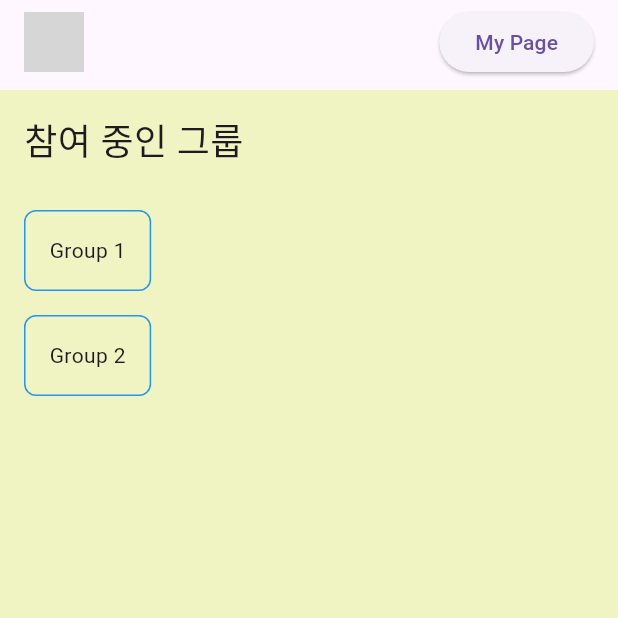
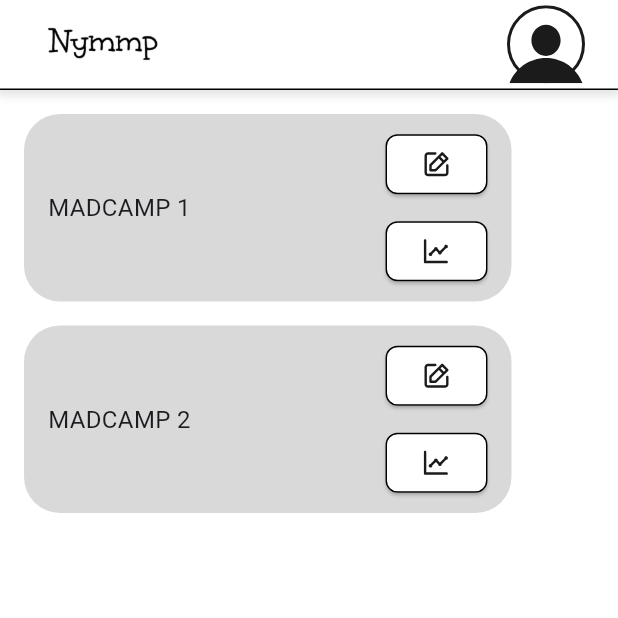
Before and after one commit to Nymmpy/nymmp_front, a Flutter app: the MainPage screen opened by its route, on a phone screen of 412 x 824 dp, the top half of it. Run offline on Flutter 3.47's test engine with Material 3 defaults, Android fonts, the phone set to English and light mode, and no system bars; our stand-ins replace flutter_svg; grey boxes are pictures that could not be loaded.

Commit message:
feat: groupTap design

```diff
--- a/lib/components/group_tap.dart
+++ b/lib/components/group_tap.dart
@@ -1,24 +1,83 @@
 import 'package:flutter/material.dart';
+import 'package:flutter_svg/flutter_svg.dart';
 
 class GroupTap extends StatelessWidget {
   final int groupId;
+  final String groupName;
 
-  GroupTap({required this.groupId});
+  GroupTap({required this.groupId, required this.groupName});
 
   @override
   Widget build(BuildContext context) {
-    return GestureDetector(
-      onTap: () {
-        Navigator.pushNamed(context, '/group', arguments: groupId);
-      },
-      child: Container(
-        padding: EdgeInsets.all(16.0),
-        margin: EdgeInsets.symmetric(vertical: 8.0),
-        decoration: BoxDecoration(
-          border: Border.all(color: Colors.blue),
-          borderRadius: BorderRadius.circular(8.0),
-        ),
-        child: Text('Group $groupId'),
+    return Container(
+      width: 325,
+      height: 125,
+      decoration: BoxDecoration(
+        borderRadius: BorderRadius.circular(24),
+        color: Color(0xffd9d9d9),
+      ),
+      child: Row(
+        mainAxisAlignment: MainAxisAlignment.spaceBetween,
+        children: [
+          Padding(
+            padding: const EdgeInsets.only(left: 16.0),
+            child: Align(
+              alignment: Alignment.centerLeft,
+              child: Text(
+                groupName,
+                style: TextStyle(
+                  fontSize: 16,
+                  fontWeight: FontWeight.w400,
+                ),
+              ),
+            ),
+          ),
+          Padding(
+            padding: const EdgeInsets.only(right: 16.0),
+            child: Column(
+              mainAxisAlignment: MainAxisAlignment.center,
+              children: [
+                ElevatedButton(
+                  onPressed: () {
+                    Navigator.pushNamed(context, '/poll', arguments: groupId);
+                  },
+                  style: ElevatedButton.styleFrom(
+                    backgroundColor: Colors.white, // 버튼 배경을 흰색으로 설정
+                    minimumSize: Size(40, 40), // 버튼 크기 설정
+                    side: BorderSide(color: Colors.black, width: 1), // 얇은 검은색 테두리
+                    shape: RoundedRectangleBorder(
+                      borderRadius: BorderRadius.circular(8), // 모서리 반경 설정
+                    ),
+                  ),
+                  child: SvgPicture.asset(
+                    "assets/VoteButton.svg",
+                    width: 20,
+                    height: 20,
+                  ),
+                ),
+                SizedBox(height: 10), // 버튼 사이 간격
+                ElevatedButton(
+                  onPressed: () {
+                    Navigator.pushNamed(context, '/group', arguments: groupId);
+                  },
+                  style: ElevatedButton.styleFrom(
+                    backgroundColor: Colors.white, // 버튼 배경을 흰색으로 설정
+                    minimumSize: Size(40, 40), // 버튼 크기 설정
+                    side: BorderSide(color: Colors.black, width: 1), // 얇은 검은색 테두리
+                    shape: RoundedRectangleBorder(
+                      borderRadius: BorderRadius.circular(8), // 모서리 반경 설정
+                    ),
+                  ),
+                  child: SvgPicture.asset(
+                    "assets/ResultButton.svg",
+                    width: 20,
+                    height: 20,
+                  ),
+                ),
+              ],
+            ),
+          ),
+        ],
       ),
     );
   }
--- a/lib/components/header.dart
+++ b/lib/components/header.dart
@@ -1,4 +1,5 @@
 import 'package:flutter/material.dart';
+import 'package:flutter_svg/flutter_svg.dart';
 
 class Header extends StatelessWidget {
   final bool isMyPage;
@@ -7,13 +8,33 @@ class Header extends StatelessWidget {
 
   @override
   Widget build(BuildContext context) {
-    return AppBar(
-      automaticallyImplyLeading: false, // 뒤로 가기 버튼 제거
-      title: Row(
+    return Container(
+      decoration: BoxDecoration(
+        color: Colors.white, // 헤더 배경색
+        boxShadow: [
+          BoxShadow(
+            color: Colors.black.withOpacity(0.1),
+            spreadRadius: 2,
+            blurRadius: 4,
+            offset: Offset(0, 2), // 그림자 위치
+          ),
+        ],
+        border: Border(
+          bottom: BorderSide(
+            color: Colors.black,
+            width: 1, // 하단 테두리 두께
+          ),
+        ),
+      ),
+      child: SafeArea(
+        child: Container(
+          height: 60, // 헤더 높이 설정
+          padding: EdgeInsets.symmetric(horizontal: 16.0), // 좌우 패딩
+          child: Row(
             mainAxisAlignment: MainAxisAlignment.spaceBetween,
             children: [
               Image.asset(
-            'assets/logo.png', // 로고 이미지 경로 설정
+                'assets/NymmpLogo.png', // 로고 이미지 경로 설정
                 height: 40,
               ),
               ElevatedButton(
@@ -24,9 +45,20 @@ class Header extends StatelessWidget {
                     Navigator.pushNamed(context, '/mypage');
                   }
                 },
-            child: Text(isMyPage ? 'Main Page' : 'My Page'),
+                style: ElevatedButton.styleFrom(
+                  padding: EdgeInsets.zero, // 패딩을 없애서 버튼 크기를 이미지 크기와 일치시킴
+                  backgroundColor: Colors.transparent, // 버튼 배경을 투명하게 설정
+                  shadowColor: Colors.transparent, // 그림자 제거
+                ),
+                child: SvgPicture.asset(
+                  'assets/profileImage.svg',
+                  width: 52,
+                  height: 52,
+                ),
               ),
             ],
+          ),
+        ),
       ),
     );
   }
--- a/lib/main.dart
+++ b/lib/main.dart
@@ -17,7 +17,7 @@
       title: 'My Web App',
       theme: ThemeData(
         primarySwatch: Colors.blue,
-        scaffoldBackgroundColor: Color(0xFFF0F4C3),
+        scaffoldBackgroundColor: Color(0xFFFFFFFF),
       ),
       initialRoute: '/',
       routes: {
--- a/lib/pages/main_page.dart
+++ b/lib/pages/main_page.dart
@@ -15,10 +15,9 @@ class MainPage extends StatelessWidget {
         child: Column(
           crossAxisAlignment: CrossAxisAlignment.start,
           children: <Widget>[
-            Text('참여 중인 그룹', style: TextStyle(fontSize: 24)),
-            SizedBox(height: 20),
-            GroupTap(groupId: 1),
-            GroupTap(groupId: 2),
+            GroupTap(groupId: 1, groupName: "MADCAMP 1"),
+            SizedBox(height: 16),
+            GroupTap(groupId: 2, groupName: "MADCAMP 2"),
           ],
         ),
       ),
--- a/pubspec.yaml
+++ b/pubspec.yaml
@@ -30,6 +30,7 @@ environment:
 dependencies:
   flutter:
     sdk: flutter
+  flutter_svg: ^1.0.0
 
 
   # The following adds the Cupertino Icons font to your application.
@@ -58,6 +59,11 @@ flutter:
   # the material Icons class.
   uses-material-design: true
 
+  assets:
+    - assets/NymmpLogo.png
+    - assets/VoteButton.svg
+    - assets/profileImage.svg
+    - assets/ResultButton.svg
   # To add assets to your application, add an assets section, like this:
   # assets:
   #   - images/a_dot_burr.jpeg
```
Also changed, not shown: assets/NymmpLogo.png (added), assets/ResultButton.svg (added), assets/VoteButton.svg (added), assets/profileImage.svg (added). Lines whose indentation alone changed are shown as unchanged.
